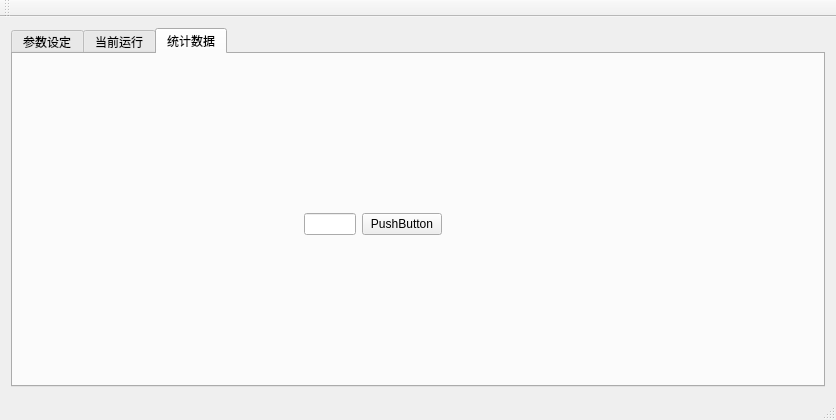
Aetf/ClossANN, file app/eyecandy/widgets/mainwindow.ui: the form before one commit.
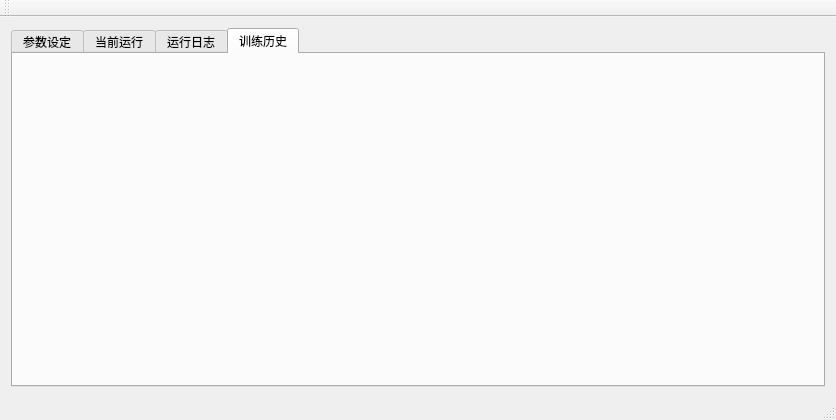
The form after the commit. The open tabs and pages were chosen to show the change. Custom widgets are drawn as their Qt base class.

Diff of the .ui file:
```diff
--- a/app/eyecandy/widgets/mainwindow.ui
+++ b/app/eyecandy/widgets/mainwindow.ui
@@ -236,32 +236,20 @@
         </item>
        </layout>
       </widget>
+      <widget class="QWidget" name="tabLog">
+       <attribute name="title">
+        <string>运行日志</string>
+       </attribute>
+       <layout class="QVBoxLayout" name="verticalLayout_3">
+        <item>
+         <widget class="LogListWidget" name="listLog" native="true"/>
+        </item>
+       </layout>
+      </widget>
       <widget class="QWidget" name="tabStatistics">
        <attribute name="title">
-        <string>统计数据</string>
+        <string>训练历史</string>
        </attribute>
-       <widget class="QWidget" name="horizontalLayoutWidget">
-        <property name="geometry">
-         <rect>
-          <x>280</x>
-          <y>130</y>
-          <width>160</width>
-          <height>80</height>
-         </rect>
-        </property>
-        <layout class="QHBoxLayout" name="horizontalLayout_3">
-         <item>
-          <widget class="QLineEdit" name="lineEdit"/>
-         </item>
-         <item>
-          <widget class="QPushButton" name="pushButton">
-           <property name="text">
-            <string>PushButton</string>
-           </property>
-          </widget>
-         </item>
-        </layout>
-       </widget>
       </widget>
      </widget>
     </item>
@@ -293,7 +281,13 @@
   <customwidget>
    <class>QCustomPlot</class>
    <extends>QWidget</extends>
-   <header>../../qcustomplot.h</header>
+   <header>qcustomplot.h</header>
+   <container>1</container>
+  </customwidget>
+  <customwidget>
+   <class>LogListWidget</class>
+   <extends>QWidget</extends>
+   <header>widgets/loglistwidget.h</header>
    <container>1</container>
   </customwidget>
  </customwidgets>
```
Left out of the diff: 2 changed lines with no effect on the pictures.
